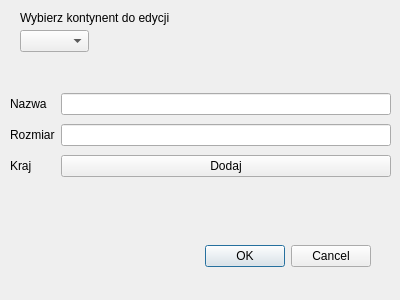
This is continenteditwindow.ui in Wszymans/Land as Qt 5 draws it before an edit. The edited form follows.
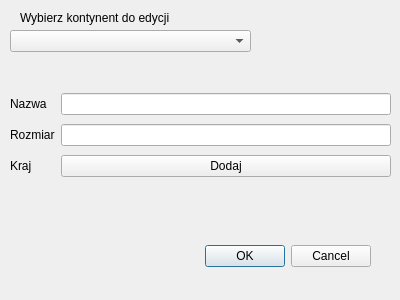
This is the edited form.

Commit message: Changeing continent in combox updates value for editing

```diff
--- a/continenteditwindow.ui
+++ b/continenteditwindow.ui
@@ -32,9 +32,9 @@
   <widget class="QComboBox" name="ContinentcombBox">
    <property name="geometry">
     <rect>
-     <x>20</x>
+     <x>10</x>
      <y>30</y>
-     <width>69</width>
+     <width>241</width>
      <height>22</height>
     </rect>
    </property>
```
The commit also changes 2 other files.
